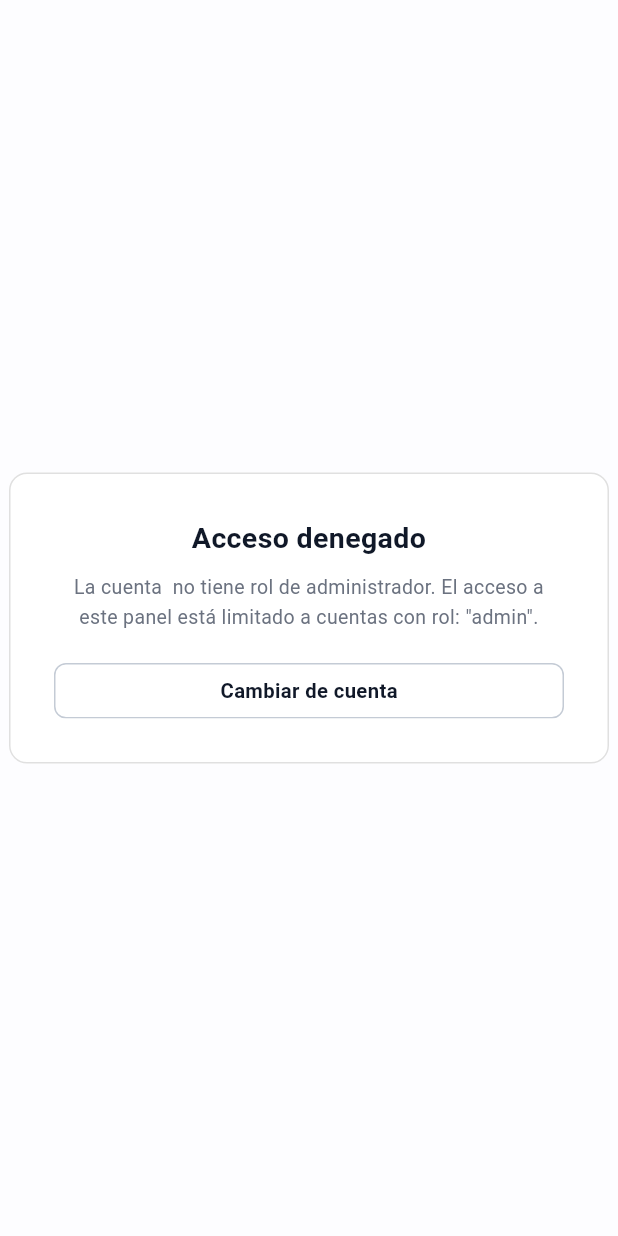
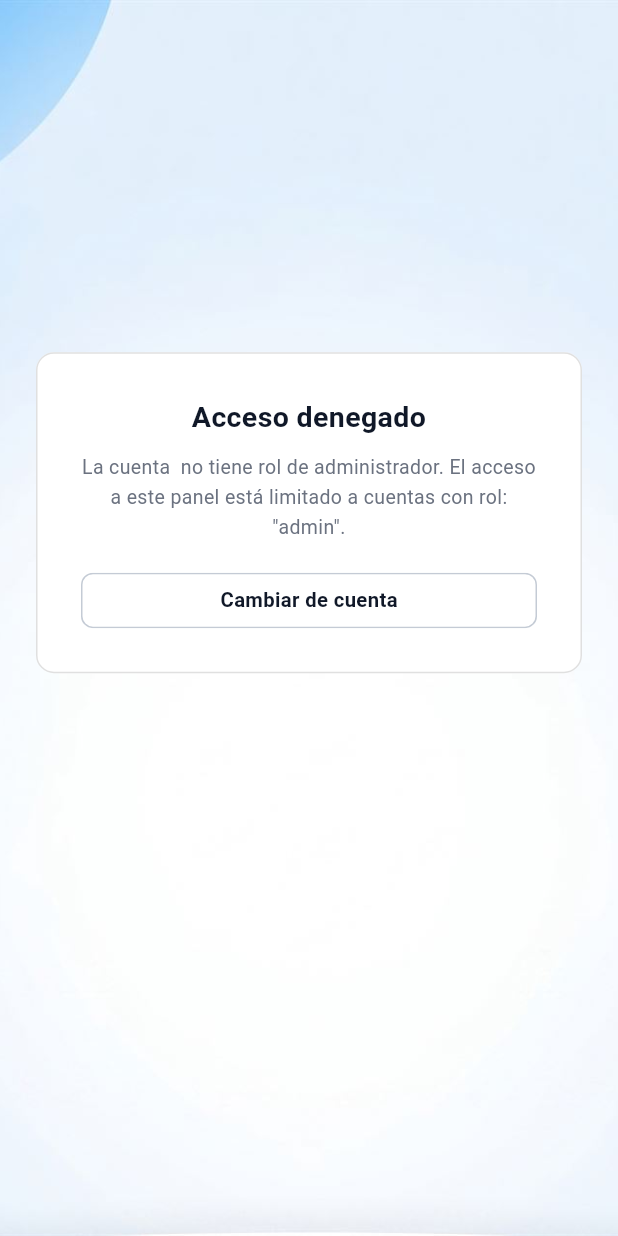
Before and after one commit to MVQuinteros/PanelAdministracionCursar, a Flutter app: the screen it shows once a user with an empty profile is signed in, on a phone screen of 412 x 824 dp. Run offline on Flutter 3.47's test engine with Material 3 defaults, Android fonts, the phone set to English and light mode, and no system bars; our stand-ins replace cloud_firestore, firebase_auth, firebase_core, fl_chart, flutter_riverpod, go_router and 2 more; missing offline and left inert: dart:js_interop; accounts and stored records are empty; statements that could not run were skipped.

Commit message:
login: fondo propio, tarjeta centrada arriba y acceso denegado en mobile
El fondo era un degradé radial y la tarjeta quedaba pegada arriba: el
`Center` no centraba vertical porque el scroll de afuera le comía el
alto. Ahora el scroll va adentro del `Align`, así que con espacio la
tarjeta se centra (un poco por encima del centro, que se lee mejor) y
en un celular se puede desplazar sin cortarse.

De fondo va `fondoLogin.jpg`: la imagen optimizada a 1600 px de ancho
y calidad 80, que baja de 4,4 MB a ~53 KB. El PNG original queda en el
repo por si hace falta. Todavia sin velo: se ve la foto tal cual.

La pantalla de acceso denegado usa el mismo fondo y el mismo encuadre,
y lleva el scroll adentro para que el texto largo no desborde en un
celular.

De paso, el test de login ahora fija que la tarjeta quede por encima
del centro, y se agrega la cobertura de DeniedPage que no existia.

```diff
--- a/lib/features/auth/login_page.dart
+++ b/lib/features/auth/login_page.dart
@@ -84,8 +84,15 @@ class _LoginPageState extends ConsumerState<LoginPage> {
 
     return Scaffold(
       body: _AuthBackground(
+        // Un poco por encima del centro (no el centro exacto): el ojo lo lee
+        // mejor. El `-0.25` es 25 % del espacio libre hacia arriba.
+        child: Align(
+          alignment: const Alignment(0, -0.25),
+          // El scroll va adentro del `Align`: cuando sobra alto la tarjeta
+          // queda centrada, y cuando falta (celular) se puede desplazar sin
+          // que el contenido se corte.
           child: SingleChildScrollView(
-          child: Center(
+            padding: const EdgeInsets.all(24),
             child: ConstrainedBox(
               constraints: const BoxConstraints(maxWidth: 400),
               child: Card(
@@ -358,7 +365,12 @@ class _LoadingScreen extends StatelessWidget {
   }
 }
 
-/// Fondo con los dos radial-gradient del `.auth-screen` del CSS.
+/// Fondo de las pantallas de acceso: la imagen a pantalla completa.
+///
+/// `BoxFit.cover` cubre todo el viewport (recorta lo que sobra según la
+/// relación de aspecto, que en un monitor ancho es a los costados y en un
+/// celular vertical a los lados). El color del panel queda debajo como
+/// respaldo mientras la imagen carga, así no se ve un destello blanco.
 class _AuthBackground extends StatelessWidget {
   const _AuthBackground({required this.child});
 
@@ -370,11 +382,12 @@ class _AuthBackground extends StatelessWidget {
     return Container(
       decoration: BoxDecoration(
         color: p.bgMain,
-        gradient: RadialGradient(
-          center: const Alignment(-1, -1),
-          radius: 1.1,
-          colors: [p.accent.withValues(alpha: 0.13), Colors.transparent],
-          stops: const [0, 0.6],
+        // La imagen es clara en el centro: ahí cae la tarjeta blanca. Por ahora
+        // sin velo, para ver la foto tal cual.
+        image: const DecorationImage(
+          image: AssetImage('assets/fondoLogin.jpg'),
+          fit: BoxFit.cover,
+          alignment: Alignment.center,
         ),
       ),
       child: child,
@@ -392,7 +405,13 @@ class DeniedPage extends ConsumerWidget {
     final email = ref.watch(authControllerProvider).user?.email ?? '';
 
     return Scaffold(
-      body: Center(
+      body: _AuthBackground(
+        // Mismo encuadre que el login (un poco por encima del centro) y scroll
+        // adentro, para que el texto largo entre en un celular sin desbordar.
+        child: Align(
+          alignment: const Alignment(0, -0.25),
+          child: SingleChildScrollView(
+            padding: const EdgeInsets.all(24),
             child: ConstrainedBox(
               constraints: const BoxConstraints(maxWidth: 400),
               child: Card(
@@ -423,11 +442,13 @@ class DeniedPage extends ConsumerWidget {
                             const TextSpan(text: 'La cuenta '),
                             TextSpan(
                               text: email,
-                          style: const TextStyle(fontWeight: FontWeight.w700),
+                              style: const TextStyle(
+                                fontWeight: FontWeight.w700,
+                              ),
                             ),
                             const TextSpan(
-                          text: ' no tiene rol de administrador. El acceso a '
-                              'este panel está limitado a cuentas con '
+                              text: ' no tiene rol de administrador. El acceso '
+                                  'a este panel está limitado a cuentas con '
                                   'rol: "admin".',
                             ),
                           ],
@@ -439,10 +460,13 @@ class DeniedPage extends ConsumerWidget {
                         label: 'Cambiar de cuenta',
                         tone: Tone.outline,
                         block: true,
-                    onPressed: () =>
-                        ref.read(authControllerProvider.notifier).signOut(),
+                        onPressed: () => ref
+                            .read(authControllerProvider.notifier)
+                            .signOut(),
                       ),
                     ],
+                  ),
+                ),
               ),
             ),
           ),
--- a/pubspec.yaml
+++ b/pubspec.yaml
@@ -45,6 +45,7 @@ dev_dependencies:
 flutter:
   uses-material-design: true
 
-  # Logo de la marca (sidebar y login).
+  # Logo de la marca (sidebar y login) y fondo de las pantallas de acceso.
   assets:
     - assets/logoCursar.png
+    - assets/fondoLogin.jpg
```
Also changed, not shown: assets/fondoLogin.jpg (added), 1 other file. Lines whose indentation alone changed are shown as unchanged.
